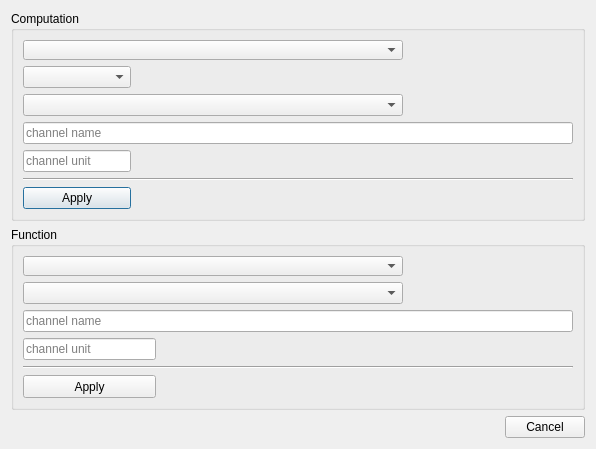
Above: asammdf/gui/ui/define_channel_dialog.ui from danielhrisca/asammdf before the change. Below: the same form after it.
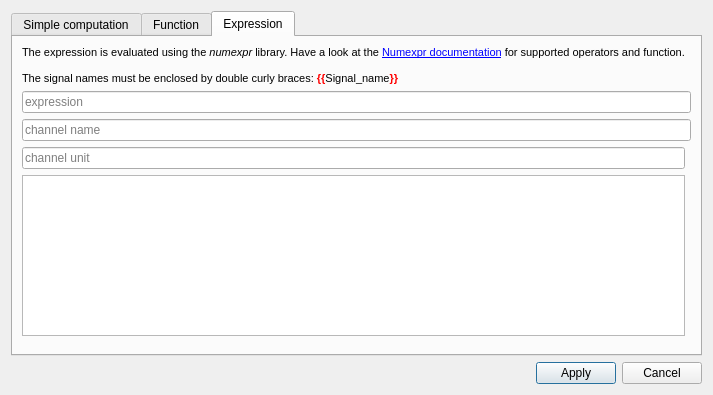
That is the form after the change. Icons and pictures are not drawn.

Commit message: define new plot channel using an expression

Diff of the .ui file:
```diff
--- a/asammdf/gui/ui/define_channel_dialog.ui
+++ b/asammdf/gui/ui/define_channel_dialog.ui
@@ -6,8 +6,8 @@
    <rect>
     <x>0</x>
     <y>0</y>
-    <width>596</width>
-    <height>400</height>
+    <width>523</width>
+    <height>395</height>
    </rect>
   </property>
   <property name="maximumSize">
@@ -23,48 +23,47 @@
    <iconset resource="resource.qrc">
     <normaloff>:/plus.png</normaloff>:/plus.png</iconset>
   </property>
-  <layout class="QVBoxLayout" name="verticalLayout">
-   <item>
-    <widget class="QGroupBox" name="groupBox">
-     <property name="title">
-      <string>Computation</string>
+  <layout class="QGridLayout" name="gridLayout">
+   <item row="1" column="1">
+    <widget class="QPushButton" name="apply_btn">
+     <property name="text">
+      <string>Apply</string>
      </property>
-     <property name="flat">
-      <bool>false</bool>
+    </widget>
+   </item>
+   <item row="1" column="2">
+    <widget class="QPushButton" name="cancel_btn">
+     <property name="text">
+      <string>Cancel</string>
      </property>
-     <property name="checkable">
-      <bool>false</bool>
+    </widget>
+   </item>
+   <item row="1" column="0">
+    <spacer name="horizontalSpacer_3">
+     <property name="orientation">
+      <enum>Qt::Horizontal</enum>
      </property>
-     <layout class="QGridLayout" name="gridLayout" columnstretch="0,3,0,0,1">
-      <item row="0" column="0" colspan="2">
-       <widget class="QComboBox" name="operand1">
-        <property name="minimumSize">
+     <property name="sizeHint" stdset="0">
          <size>
-          <width>380</width>
+       <width>40</width>
           <height>20</height>
          </size>
         </property>
-        <property name="sizeAdjustPolicy">
-         <enum>QComboBox::AdjustToContents</enum>
-        </property>
-       </widget>
-      </item>
+    </spacer>
+   </item>
+   <item row="0" column="0" colspan="3">
+    <widget class="QTabWidget" name="tabs">
+     <property name="currentIndex">
+      <number>2</number>
+     </property>
+     <widget class="QWidget" name="tab">
+      <attribute name="title">
+       <string>Simple computation</string>
+      </attribute>
+      <layout class="QGridLayout" name="computation_grid_layout" columnstretch="0,0,1,1">
       <item row="1" column="0">
        <widget class="QComboBox" name="op"/>
       </item>
-      <item row="2" column="4">
-       <spacer name="horizontalSpacer_4">
-        <property name="orientation">
-         <enum>Qt::Horizontal</enum>
-        </property>
-        <property name="sizeHint" stdset="0">
-         <size>
-          <width>159</width>
-          <height>20</height>
-         </size>
-        </property>
-       </spacer>
-      </item>
       <item row="2" column="0" colspan="2">
        <widget class="QComboBox" name="operand2">
         <property name="sizeAdjustPolicy">
@@ -85,59 +84,45 @@
         </property>
        </spacer>
       </item>
-      <item row="6" column="0">
-       <widget class="QPushButton" name="apply_btn">
-        <property name="text">
-         <string>Apply</string>
-        </property>
-       </widget>
-      </item>
-      <item row="2" column="3">
-       <spacer name="horizontalSpacer_3">
+       <item row="5" column="0">
+        <spacer name="verticalSpacer">
         <property name="orientation">
-         <enum>Qt::Horizontal</enum>
+          <enum>Qt::Vertical</enum>
         </property>
         <property name="sizeHint" stdset="0">
          <size>
-          <width>40</width>
-          <height>20</height>
+           <width>20</width>
+           <height>40</height>
          </size>
         </property>
        </spacer>
       </item>
-      <item row="3" column="0" colspan="5">
-       <widget class="QLineEdit" name="name">
-        <property name="inputMask">
-         <string/>
-        </property>
-        <property name="text">
-         <string/>
-        </property>
-        <property name="placeholderText">
-         <string>channel name</string>
+       <item row="0" column="0" colspan="2">
+        <widget class="QComboBox" name="operand1">
+         <property name="minimumSize">
+          <size>
+           <width>380</width>
+           <height>20</height>
+          </size>
+         </property>
+         <property name="sizeAdjustPolicy">
+          <enum>QComboBox::AdjustToContents</enum>
         </property>
        </widget>
       </item>
-      <item row="2" column="2">
+       <item row="4" column="2">
        <spacer name="horizontalSpacer_2">
         <property name="orientation">
          <enum>Qt::Horizontal</enum>
         </property>
         <property name="sizeHint" stdset="0">
          <size>
-          <width>40</width>
-          <height>20</height>
+           <width>92</width>
+           <height>18</height>
          </size>
         </property>
        </spacer>
       </item>
-      <item row="5" column="0" colspan="5">
-       <widget class="Line" name="line">
-        <property name="orientation">
-         <enum>Qt::Horizontal</enum>
-        </property>
-       </widget>
-      </item>
       <item row="4" column="0">
        <widget class="QLineEdit" name="unit">
         <property name="placeholderText">
@@ -145,17 +130,41 @@
         </property>
        </widget>
       </item>
-     </layout>
-    </widget>
-   </item>
-   <item>
-    <widget class="QGroupBox" name="groupBox_2">
-     <property name="title">
+       <item row="4" column="3">
+        <spacer name="horizontalSpacer_5">
+         <property name="orientation">
+          <enum>Qt::Horizontal</enum>
+         </property>
+         <property name="sizeHint" stdset="0">
+          <size>
+           <width>40</width>
+           <height>20</height>
+          </size>
+         </property>
+        </spacer>
+       </item>
+       <item row="3" column="0" colspan="4">
+        <widget class="QLineEdit" name="name">
+         <property name="inputMask">
+          <string/>
+         </property>
+         <property name="text">
+          <string/>
+         </property>
+         <property name="placeholderText">
+          <string>channel name</string>
+         </property>
+        </widget>
+       </item>
+      </layout>
+     </widget>
+     <widget class="QWidget" name="tab_2">
+      <attribute name="title">
       <string>Function</string>
-     </property>
-     <layout class="QGridLayout" name="gridLayout_2" columnstretch="0,3,0,0,1">
-      <item row="2" column="0" colspan="5">
-       <widget class="QLineEdit" name="function_name">
+      </attribute>
+      <layout class="QGridLayout" name="gridLayout_4">
+       <item row="3" column="0">
+        <widget class="QLineEdit" name="function_unit">
         <property name="placeholderText">
          <string>channel name</string>
         </property>
@@ -164,31 +173,12 @@
       <item row="1" column="0" colspan="2">
        <widget class="QComboBox" name="channel"/>
       </item>
-      <item row="5" column="4">
-       <spacer name="horizontalSpacer_8">
-        <property name="orientation">
-         <enum>Qt::Horizontal</enum>
-        </property>
-        <property name="sizeHint" stdset="0">
-         <size>
-          <width>71</width>
-          <height>20</height>
-         </size>
-        </property>
-       </spacer>
-      </item>
-      <item row="5" column="1">
-       <spacer name="horizontalSpacer_5">
-        <property name="orientation">
-         <enum>Qt::Horizontal</enum>
-        </property>
-        <property name="sizeHint" stdset="0">
-         <size>
-          <width>238</width>
-          <height>20</height>
-         </size>
-        </property>
-       </spacer>
+       <item row="2" column="0" colspan="3">
+        <widget class="QLineEdit" name="function_name">
+         <property name="placeholderText">
+          <string>channel name</string>
+         </property>
+        </widget>
       </item>
       <item row="0" column="0" colspan="2">
        <widget class="QComboBox" name="function">
@@ -203,85 +193,95 @@
         </property>
        </widget>
       </item>
-      <item row="5" column="2">
-       <spacer name="horizontalSpacer_6">
+       <item row="4" column="0">
+        <spacer name="verticalSpacer_2">
         <property name="orientation">
-         <enum>Qt::Horizontal</enum>
+          <enum>Qt::Vertical</enum>
         </property>
         <property name="sizeHint" stdset="0">
          <size>
-          <width>40</width>
-          <height>20</height>
+           <width>20</width>
+           <height>40</height>
          </size>
         </property>
        </spacer>
       </item>
-      <item row="4" column="0" colspan="5">
-       <widget class="Line" name="line_2">
-        <property name="orientation">
-         <enum>Qt::Horizontal</enum>
-        </property>
-       </widget>
-      </item>
+      </layout>
+     </widget>
+     <widget class="QWidget" name="tab_3">
+      <attribute name="title">
+       <string>Expression</string>
+      </attribute>
+      <layout class="QGridLayout" name="gridLayout_2">
       <item row="5" column="0">
-       <widget class="QPushButton" name="apply_function_btn">
-        <property name="minimumSize">
-         <size>
-          <width>133</width>
-          <height>23</height>
-         </size>
-        </property>
-        <property name="text">
-         <string>Apply</string>
-        </property>
-       </widget>
-      </item>
-      <item row="5" column="3">
-       <spacer name="horizontalSpacer_7">
+        <spacer name="verticalSpacer_3">
         <property name="orientation">
-         <enum>Qt::Horizontal</enum>
+          <enum>Qt::Vertical</enum>
         </property>
         <property name="sizeHint" stdset="0">
          <size>
-          <width>40</width>
-          <height>20</height>
+           <width>20</width>
+           <height>40</height>
          </size>
         </property>
        </spacer>
       </item>
+       <item row="2" column="0" colspan="2">
+        <widget class="QLineEdit" name="equation_name">
+         <property name="placeholderText">
+          <string>channel name</string>
+         </property>
+        </widget>
+       </item>
       <item row="3" column="0">
-       <widget class="QLineEdit" name="function_unit">
+        <widget class="QLineEdit" name="equation_unit">
         <property name="placeholderText">
          <string>channel unit</string>
         </property>
        </widget>
       </item>
-     </layout>
-    </widget>
-   </item>
-   <item>
-    <layout class="QHBoxLayout" name="horizontalLayout">
-     <item>
-      <spacer name="horizontalSpacer_9">
+       <item row="1" column="0" colspan="2">
+        <widget class="QLineEdit" name="equation">
+         <property name="placeholderText">
+          <string>expression</string>
+         </property>
+        </widget>
+       </item>
+       <item row="3" column="1">
+        <spacer name="horizontalSpacer_4">
        <property name="orientation">
         <enum>Qt::Horizontal</enum>
        </property>
        <property name="sizeHint" stdset="0">
         <size>
-         <width>40</width>
+           <width>216</width>
          <height>20</height>
         </size>
        </property>
       </spacer>
      </item>
-     <item>
-      <widget class="QPushButton" name="cancel_btn">
+       <item row="0" column="0">
+        <widget class="QLabel" name="label">
        <property name="text">
-        <string>Cancel</string>
-       </property>
-      </widget>
-     </item>
-    </layout>
+          <string>&lt;!DOCTYPE HTML PUBLIC &quot;-//W3C//DTD HTML 4.0//EN&quot; &quot;http://www.w3.org/TR/REC-html40/strict.dtd&quot;&gt;
+&lt;html&gt;&lt;head&gt;&lt;meta name=&quot;qrichtext&quot; content=&quot;1&quot; /&gt;&lt;style type=&quot;text/css&quot;&gt;
+p, li { white-space: pre-wrap; }
+&lt;/style&gt;&lt;/head&gt;&lt;body style=&quot; font-family:'MS Shell Dlg 2'; font-size:8pt; font-weight:400; font-style:normal;&quot;&gt;
+&lt;p style=&quot; margin-top:0px; margin-bottom:0px; margin-left:0px; margin-right:0px; -qt-block-indent:0; text-indent:0px;&quot;&gt;The expression is evaluated using the &lt;span style=&quot; font-style:italic;&quot;&gt;numexpr &lt;/span&gt;library. Have a look at the &lt;a href=&quot;https://numexpr.readthedocs.io/projects/NumExpr3/en/latest/user_guide.html&quot;&gt;&lt;span style=&quot; text-decoration: underline; color:#0000ff;&quot;&gt;Numexpr documentation&lt;/span&gt;&lt;/a&gt; for supported operators and function.&lt;/p&gt;
+&lt;p style=&quot;-qt-paragraph-type:empty; margin-top:0px; margin-bottom:0px; margin-left:0px; margin-right:0px; -qt-block-indent:0; text-indent:0px;&quot;&gt;&lt;br /&gt;&lt;/p&gt;
+&lt;p style=&quot; margin-top:0px; margin-bottom:0px; margin-left:0px; margin-right:0px; -qt-block-indent:0; text-indent:0px;&quot;&gt;The signal names must be enclosed by double curly braces: &lt;span style=&quot; font-weight:600; color:#ff0000;&quot;&gt;{{&lt;/span&gt;Signal_name&lt;span style=&quot; font-weight:600; color:#ff0000;&quot;&gt;}}&lt;/span&gt;&lt;/p&gt;&lt;/body&gt;&lt;/html&gt;</string>
+         </property>
+         <property name="textFormat">
+          <enum>Qt::RichText</enum>
+         </property>
+        </widget>
+       </item>
+       <item row="4" column="0">
+        <widget class="QTextEdit" name="textEdit"/>
+       </item>
+      </layout>
+     </widget>
+    </widget>
    </item>
   </layout>
  </widget>
```
Left out of the diff: 39 changed lines with no effect on the pictures. Lines whose indentation alone changed are shown as unchanged. The commit also changes 6 other files.
